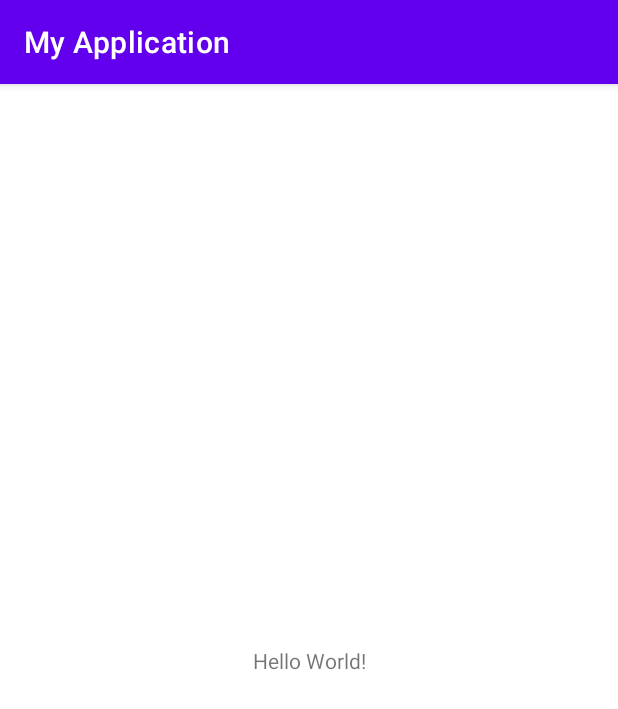
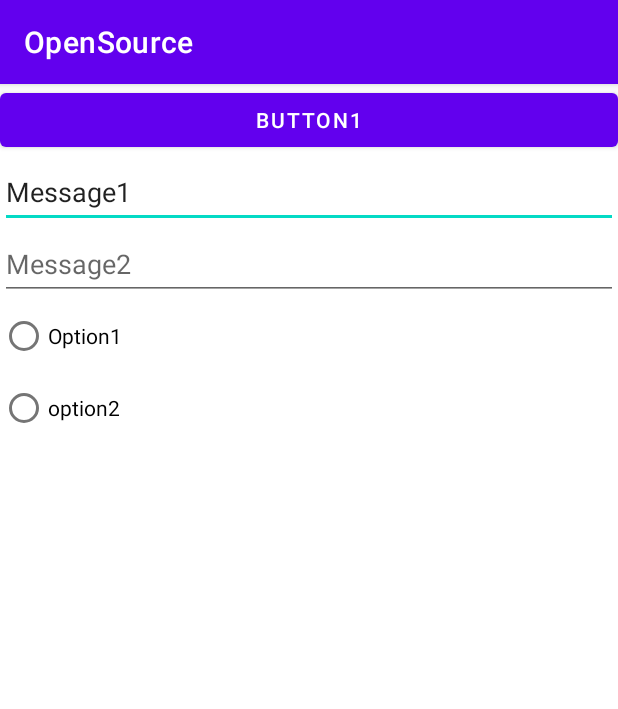
Before and after one commit to HakjunLeeKY/MyApplication, an Android app: the screen it shows after launch (MainActivity), on a phone screen of 412 x 824 dp. Shown: the top 709 px of the screen. Run offline under Robolectric (Android 15) with nearby library versions, the phone set to English and light mode, and no system bars.

Commit message:
Practice 1

```diff
--- a/app/src/main/AndroidManifest.xml
+++ b/app/src/main/AndroidManifest.xml
@@ -7,7 +7,7 @@
         android:dataExtractionRules="@xml/data_extraction_rules"
         android:fullBackupContent="@xml/backup_rules"
         android:icon="@mipmap/ic_launcher"
-        android:label="@string/app_name"
+        android:label="OpenSource"
         android:roundIcon="@mipmap/ic_launcher_round"
         android:supportsRtl="true"
         android:theme="@style/Theme.MyApplication"
--- a/app/src/main/res/layout/activity_main.xml
+++ b/app/src/main/res/layout/activity_main.xml
@@ -1,18 +1,47 @@
 <?xml version="1.0" encoding="utf-8"?>
-<androidx.constraintlayout.widget.ConstraintLayout xmlns:android="http://schemas.android.com/apk/res/android"
-    xmlns:app="http://schemas.android.com/apk/res-auto"
+<LinearLayout xmlns:android="http://schemas.android.com/apk/res/android"
     xmlns:tools="http://schemas.android.com/tools"
     android:layout_width="match_parent"
     android:layout_height="match_parent"
-    tools:context=".MainActivity">
+    android:orientation="vertical">
 
-    <TextView
-        android:layout_width="wrap_content"
+    <Button
+        android:layout_width="match_parent"
         android:layout_height="wrap_content"
-        android:text="Hello World!"
-        app:layout_constraintBottom_toBottomOf="parent"
-        app:layout_constraintEnd_toEndOf="parent"
-        app:layout_constraintStart_toStartOf="parent"
-        app:layout_constraintTop_toTopOf="parent" />
+        android:id="@+id/button1"
+        android:text="Button1"
+        ></Button>
 
-</androidx.constraintlayout.widget.ConstraintLayout>
+    <EditText
+        android:id="@+id/editText1"
+        android:layout_width="match_parent"
+        android:layout_height="wrap_content"
+        android:minHeight="48dp"
+        android:text="Message1" />
+
+    <EditText
+        android:id="@+id/editText2"
+        android:layout_width="match_parent"
+        android:layout_height="wrap_content"
+        android:hint="Message2"
+        android:minHeight="48dp" />
+
+    <RadioGroup
+        android:layout_width="match_parent"
+        android:layout_height="match_parent" >
+
+        <RadioButton
+            android:id="@+id/radioButton"
+            android:layout_width="match_parent"
+            android:layout_height="wrap_content"
+            android:text="Option1" />
+
+        <RadioButton
+            android:id="@+id/radioButton2"
+            android:layout_width="match_parent"
+            android:layout_height="wrap_content"
+            android:text="option2" />
+    </RadioGroup>
+
+
+</LinearLayout>
```
